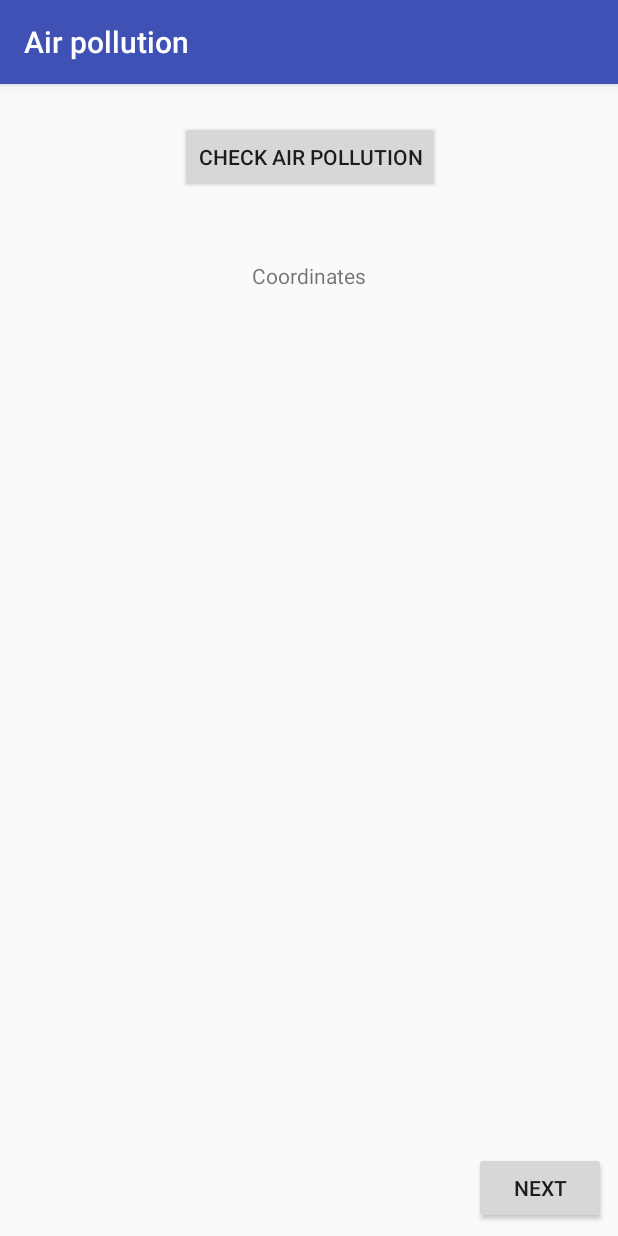
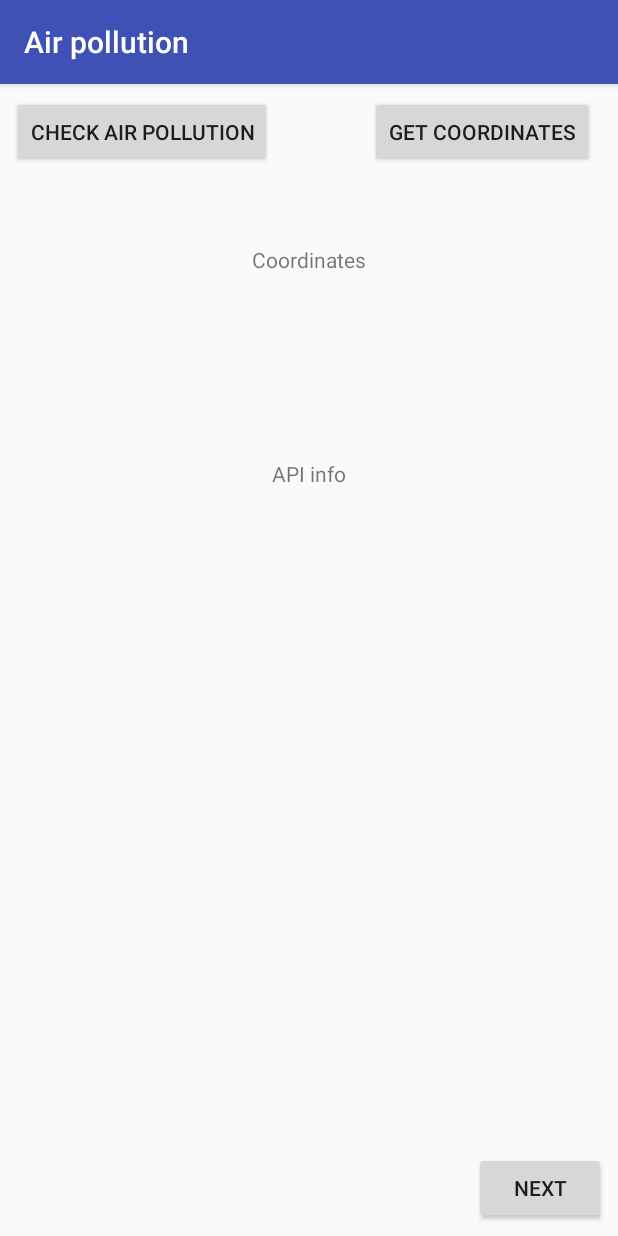
Before and after one commit to blawoj/Air-pollution-app, an Android app: the screen it shows after launch (MainActivity), on a phone screen of 412 x 824 dp. Run offline under Robolectric (Android 15) with nearby library versions, the phone set to English and light mode, and no system bars.

Commit message:
major update

```diff
--- a/app/src/main/AndroidManifest.xml
+++ b/app/src/main/AndroidManifest.xml
@@ -4,7 +4,7 @@
 
     <uses-permission android:name="android.permission.ACCESS_COARSE_LOCATION"/>
     <uses-permission android:name="android.permission.ACCESS_FINE_LOCATION"/>
-
+    <uses-permission android:name="android.permission.INTERNET"/>
     <application
         android:allowBackup="true"
         android:icon="@mipmap/ic_launcher"
--- a/app/src/main/java/com/example/ja/airpollution/WeatherDataContext.java
+++ b/app/src/main/java/com/example/ja/airpollution/WeatherDataContext.java
@@ -2,7 +2,7 @@ package com.example.ja.airpollution;
 
 public class WeatherDataContext {
 
-    String token = "ec16a64a4ddbb03a0ece79d6e3ce996d2a2a7ed5";
+
 
     /*Pozyskiwnaie danych przez API https://breezometer.com/api/ oraz wyciaganie danych z jsona.
     Wyciągnięte dane przedstawiane są w postaci słupków, wykresów. Dodatkowo dostajemy inforamcje
--- a/app/src/main/res/layout/activity_main.xml
+++ b/app/src/main/res/layout/activity_main.xml
@@ -5,40 +5,64 @@
     android:layout_width="match_parent"
     android:layout_height="match_parent"
     tools:context="com.example.ja.airpollution.MainActivity"
-    android:id="@+id/activity_main">
+    android:id="@+id/activity_main"
+    tools:layout_editor_absoluteY="81dp"
+    tools:layout_editor_absoluteX="0dp">
 
 
     <Button
         android:id="@+id/button_getLocation"
         android:layout_width="wrap_content"
         android:layout_height="wrap_content"
-        android:text="Check air pollution"
-        app:layout_constraintBottom_toBottomOf="@+id/activity_main"
-        app:layout_constraintLeft_toLeftOf="@+id/activity_main"
-        app:layout_constraintRight_toRightOf="@+id/activity_main"
-        app:layout_constraintTop_toTopOf="@+id/activity_main"
-        app:layout_constraintHorizontal_bias="0.502"
-        app:layout_constraintVertical_bias="0.034" />
+        android:layout_marginEnd="16dp"
+        android:text="Get coordinates"
+        app:layout_constraintRight_toRightOf="parent"
+        app:layout_constraintTop_toTopOf="parent"
+        android:layout_marginTop="8dp" />
 
     <TextView
         android:id="@+id/textView_Location"
         android:layout_width="wrap_content"
         android:layout_height="wrap_content"
         android:text="Coordinates"
-        app:layout_constraintTop_toBottomOf="@+id/button_getLocation"
-        app:layout_constraintLeft_toLeftOf="@+id/activity_main"
-        app:layout_constraintRight_toRightOf="@+id/activity_main"
-        android:layout_marginTop="45dp" />
+        app:layout_constraintTop_toTopOf="parent"
+        android:layout_marginTop="107dp"
+        android:layout_marginRight="8dp"
+        app:layout_constraintRight_toRightOf="parent"
+        android:layout_marginLeft="8dp"
+        app:layout_constraintLeft_toLeftOf="parent" />
 
     <Button
         android:id="@+id/button_next"
         android:layout_width="wrap_content"
         android:layout_height="wrap_content"
         android:text="Next"
-        android:layout_marginRight="8dp"
+        android:layout_marginEnd="8dp"
         app:layout_constraintRight_toRightOf="parent"
         app:layout_constraintBottom_toBottomOf="parent"
         android:layout_marginBottom="8dp" />
 
+    <Button
+        android:id="@+id/button_apiinfo"
+        android:layout_width="wrap_content"
+        android:layout_height="wrap_content"
+        android:layout_marginStart="8dp"
+        android:text="Check air pollution"
+        app:layout_constraintLeft_toLeftOf="parent"
+        app:layout_constraintTop_toTopOf="parent"
+        android:layout_marginTop="8dp" />
+
+    <TextView
+        android:id="@+id/textView_apiinfo"
+        android:layout_width="wrap_content"
+        android:layout_height="wrap_content"
+        android:layout_marginLeft="8dp"
+        android:layout_marginRight="8dp"
+        android:layout_marginTop="123dp"
+        android:text="API info"
+        app:layout_constraintLeft_toLeftOf="parent"
+        app:layout_constraintRight_toRightOf="parent"
+        app:layout_constraintTop_toBottomOf="@+id/textView_Location" />
+
 
 </android.support.constraint.ConstraintLayout>
```
Also changed, not shown: app/src/main/java/com/example/ja/airpollution/MainActivity.java (+134 -23 lines), 1 other file.
